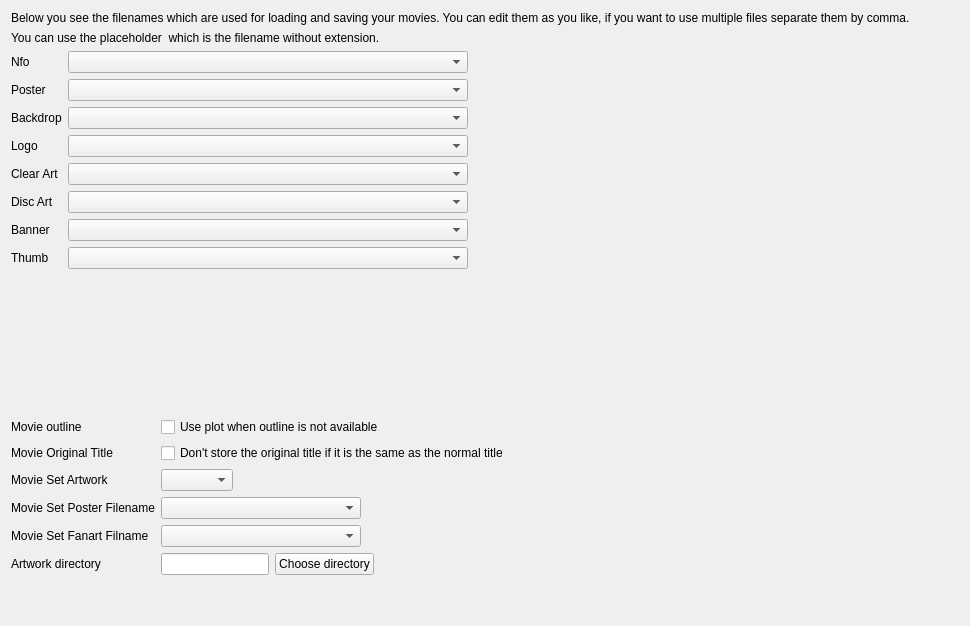
This is src/ui/settings/MovieSettingsWidget.ui in Komet/MediaElch as Qt 5 draws it before an edit. The edited form follows.
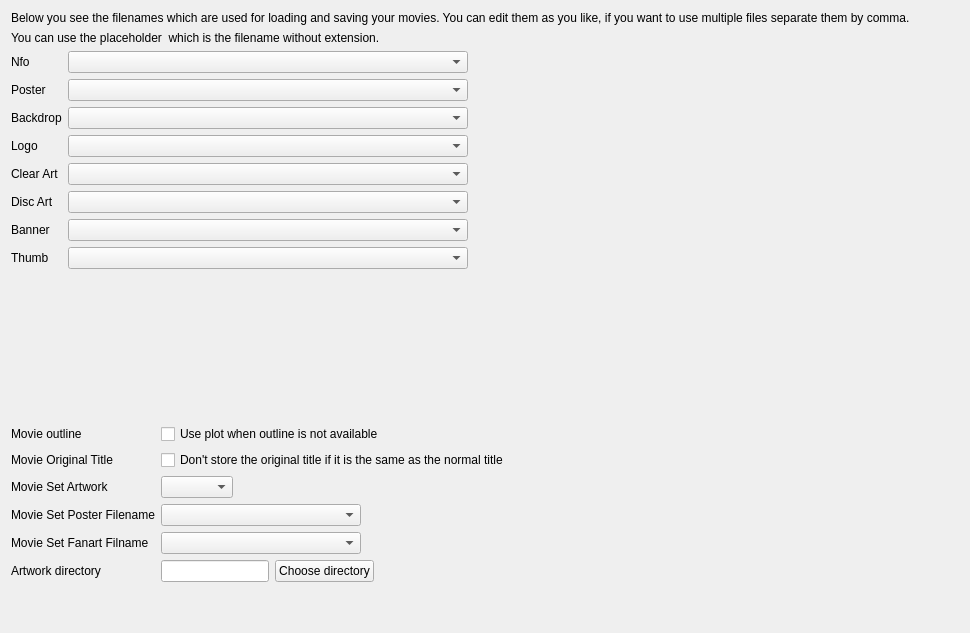
This is the edited form. Custom widgets are drawn as their Qt base class.

```diff
--- a/src/ui/settings/MovieSettingsWidget.ui
+++ b/src/ui/settings/MovieSettingsWidget.ui
@@ -7,7 +7,7 @@
     <x>0</x>
     <y>0</y>
     <width>970</width>
-    <height>626</height>
+    <height>633</height>
    </rect>
   </property>
   <layout class="QVBoxLayout" name="verticalLayout_6" stretch="0,0,1,0,0">
```
Left out of the diff: 6 changed lines with no effect on the pictures.
